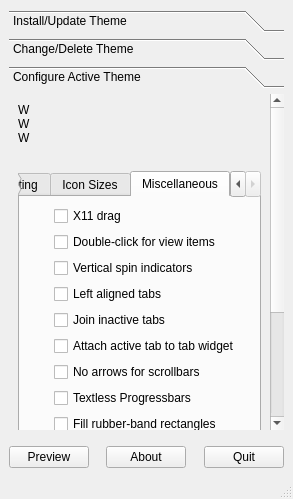
Old version of the form Kvantum/kvantummanager/kvantummanager.ui in the repository tsujan/Kvantum.
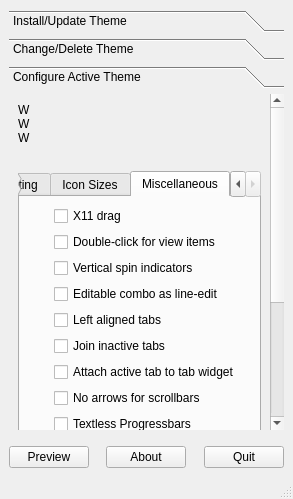
New version of the form. The open tabs and pages were chosen to show the change. Icons and pictures are not drawn.

Commit message: A key for drawing editable combos as lineedits.

What changed in the file:
```diff
--- a/Kvantum/kvantummanager/kvantummanager.ui
+++ b/Kvantum/kvantummanager/kvantummanager.ui
@@ -757,7 +757,17 @@
             <string>Miscellaneous</string>
            </attribute>
            <layout class="QGridLayout" name="gridLayout_11">
-            <item row="12" column="1">
+            <item row="5" column="1" colspan="3">
+             <widget class="QCheckBox" name="checkBoxJoinTab">
+              <property name="toolTip">
+               <string>Inactive tabs are detached by default.</string>
+              </property>
+              <property name="text">
+               <string>Join inactive tabs</string>
+              </property>
+             </widget>
+            </item>
+            <item row="13" column="1">
              <widget class="QLabel" name="label_2">
               <property name="toolTip">
                <string>Will have effect only if style
@@ -769,7 +779,7 @@
               </property>
              </widget>
             </item>
-            <item row="12" column="2">
+            <item row="13" column="2">
              <widget class="QComboBox" name="comboToolButton">
               <property name="sizePolicy">
                <sizepolicy hsizetype="MinimumExpanding" vsizetype="Fixed">
@@ -784,7 +794,7 @@
               </property>
              </widget>
             </item>
-            <item row="10" column="1" colspan="3">
+            <item row="11" column="1" colspan="3">
              <widget class="QCheckBox" name="checkBoxMenuToolbar">
               <property name="toolTip">
                <string>If checked, the menubar and toolbar will be drawn as a whole
@@ -795,7 +805,7 @@
               </property>
              </widget>
             </item>
-            <item row="9" column="1" colspan="3">
+            <item row="10" column="1" colspan="3">
              <widget class="QCheckBox" name="checkBoxMenubar">
               <property name="toolTip">
                <string>Mouse tracking is enabled
@@ -806,7 +816,7 @@
               </property>
              </widget>
             </item>
-            <item row="8" column="1" colspan="3">
+            <item row="9" column="1" colspan="3">
              <widget class="QCheckBox" name="checkBoxRubber">
               <property name="toolTip">
                <string>By default, drop rectangles for movable
@@ -818,7 +828,7 @@
               </property>
              </widget>
             </item>
-            <item row="7" column="1" colspan="3">
+            <item row="8" column="1" colspan="3">
              <widget class="QCheckBox" name="checkBoxProgress">
               <property name="toolTip">
                <string>Progreesbars show percentage
@@ -829,7 +839,7 @@
               </property>
              </widget>
             </item>
-            <item row="12" column="0">
+            <item row="13" column="0">
              <spacer name="horizontalSpacer_7">
               <property name="orientation">
                <enum>Qt::Horizontal</enum>
@@ -842,7 +852,7 @@
               </property>
              </spacer>
             </item>
-            <item row="6" column="1" colspan="3">
+            <item row="7" column="1" colspan="3">
              <widget class="QCheckBox" name="checkBoxNoScrollArrow">
               <property name="toolTip">
                <string>Scrollbars have add-line and sub-line arrows by default.
@@ -853,7 +863,7 @@
               </property>
              </widget>
             </item>
-            <item row="5" column="1" colspan="3">
+            <item row="6" column="1" colspan="3">
              <widget class="QCheckBox" name="checkBoxAttachTab">
               <property name="toolTip">
                <string>Active tab is detached by default.</string>
@@ -864,16 +874,6 @@
              </widget>
             </item>
             <item row="4" column="1" colspan="3">
-             <widget class="QCheckBox" name="checkBoxJoinTab">
-              <property name="toolTip">
-               <string>Inactive tabs are detached by default.</string>
-              </property>
-              <property name="text">
-               <string>Join inactive tabs</string>
-              </property>
-             </widget>
-            </item>
-            <item row="3" column="1" colspan="3">
              <widget class="QCheckBox" name="checkBoxleftTab">
               <property name="toolTip">
                <string>Tabs are centered by default.</string>
@@ -918,7 +918,7 @@
               </property>
              </widget>
             </item>
-            <item row="12" column="3">
+            <item row="13" column="3">
              <spacer name="horizontalSpacer_6">
               <property name="orientation">
                <enum>Qt::Horizontal</enum>
@@ -931,7 +931,7 @@
               </property>
              </spacer>
             </item>
-            <item row="11" column="1">
+            <item row="12" column="1">
              <spacer name="verticalSpacer_7">
               <property name="orientation">
                <enum>Qt::Vertical</enum>
@@ -947,6 +947,17 @@
               </property>
              </spacer>
             </item>
+            <item row="3" column="1" colspan="3">
+             <widget class="QCheckBox" name="checkBoxCombo">
+              <property name="toolTip">
+               <string>Draw the whole editable combo-box as a
+line-edit with arrow (and icon, if it exists)?</string>
+              </property>
+              <property name="text">
+               <string>Editable combo as line-edit</string>
+              </property>
+             </widget>
+            </item>
            </layout>
           </widget>
          </widget>
```
The commit also changes 8 other files.
